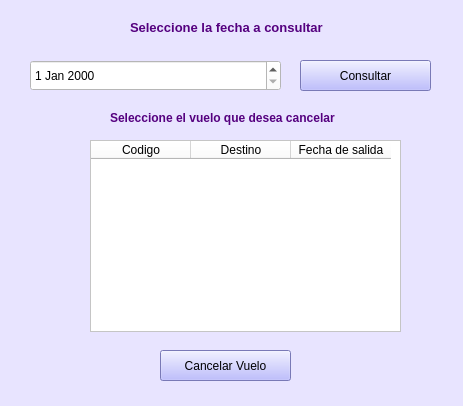
Before: the Qt Designer form Interfaces Aeropuerto/consultarAgenda.ui in vanesagustin98/Aerocamp, drawn with Qt 5.
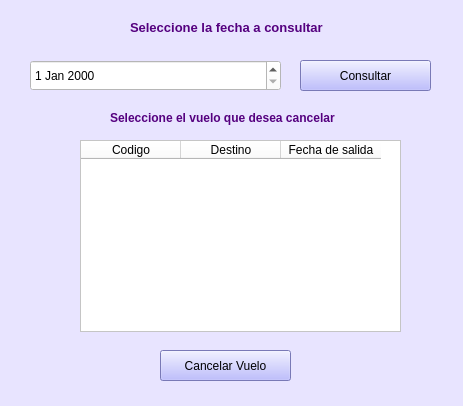
After: the same form once the commit is applied.

Patch:
```diff
--- a/Interfaces Aeropuerto/consultarAgenda.ui
+++ b/Interfaces Aeropuerto/consultarAgenda.ui
@@ -107,9 +107,9 @@
    <widget class="QTableWidget" name="tableWidget">
     <property name="geometry">
      <rect>
-      <x>90</x>
+      <x>80</x>
       <y>140</y>
-      <width>311</width>
+      <width>321</width>
       <height>192</height>
      </rect>
     </property>
```
